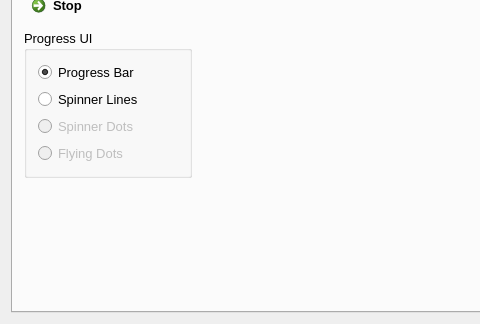
Above: demo/MainWindow.ui from lexxmark/qt-async before the change; both pictures show x 0 to 480 and y 187 to 511 of the 741 by 511 pixel window. Below: the same form after it.
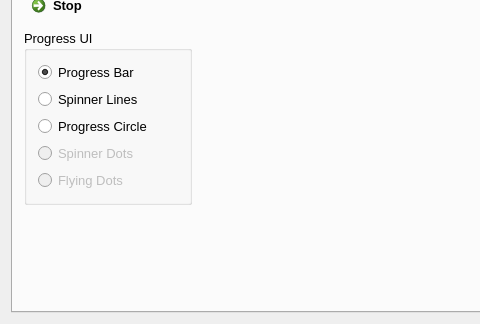
That is the form after the change. Custom widgets are drawn as their Qt base class.

Commit message: incorporated ProgressCircle widget

The edit to the form file:
```diff
--- a/demo/MainWindow.ui
+++ b/demo/MainWindow.ui
@@ -125,6 +125,13 @@
                </property>
               </widget>
              </item>
+             <item>
+              <widget class="QRadioButton" name="radioButtonCircle">
+               <property name="text">
+                <string>Progress Circle</string>
+               </property>
+              </widget>
+             </item>
              <item>
               <widget class="QRadioButton" name="radioButtonSpinnerDots">
                <property name="enabled">
```
The commit also changes 16 other files.
